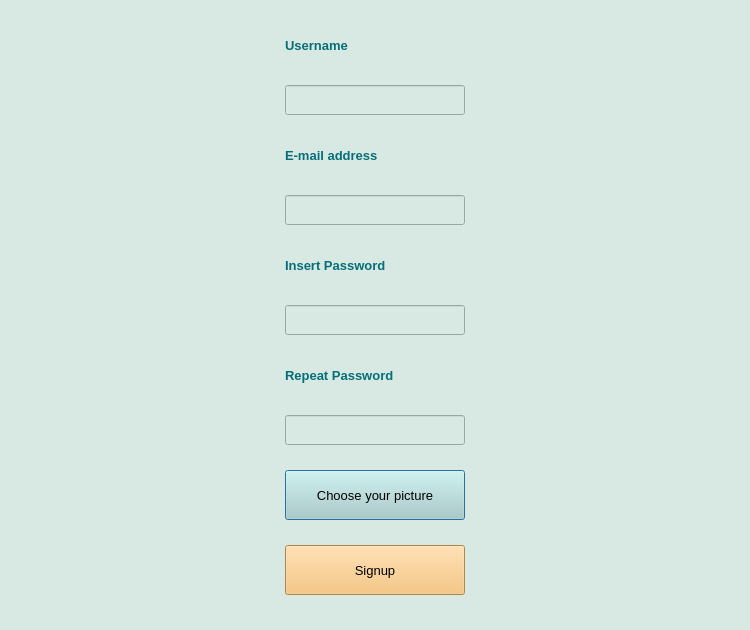
First picture: the form in concurrentTextEditor/dialogsignup.ui, repository scottiexdev/concurrentTextEditor, before the edit.
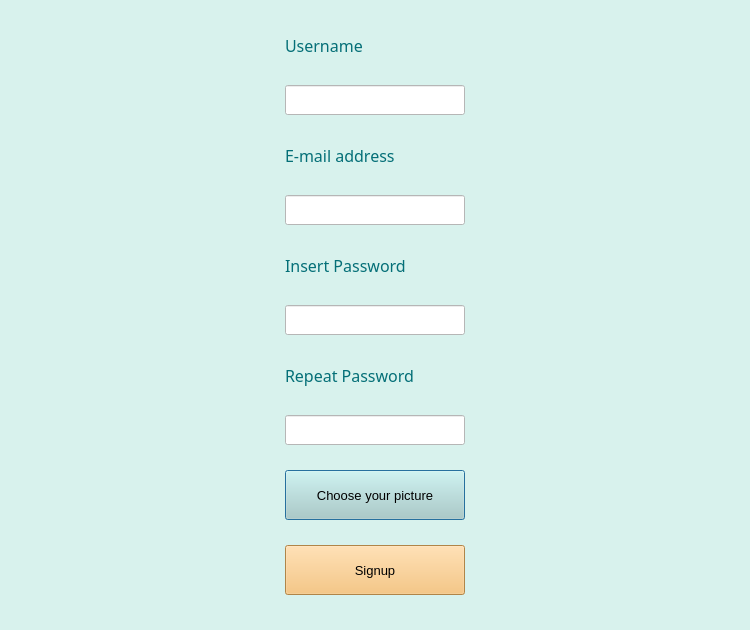
Second picture: the form after the edit.

Commit message: small changes (colors, statusbar e tooltip)

Patch:
```diff
--- a/concurrentTextEditor/dialogsignup.ui
+++ b/concurrentTextEditor/dialogsignup.ui
@@ -38,8 +38,8 @@
       <brush brushstyle="SolidPattern">
        <color alpha="255">
         <red>216</red>
-        <green>232</green>
-        <blue>227</blue>
+        <green>242</green>
+        <blue>237</blue>
        </color>
       </brush>
      </colorrole>
@@ -110,8 +110,8 @@
       <brush brushstyle="SolidPattern">
        <color alpha="255">
         <red>216</red>
-        <green>232</green>
-        <blue>227</blue>
+        <green>242</green>
+        <blue>237</blue>
        </color>
       </brush>
      </colorrole>
@@ -119,8 +119,8 @@
       <brush brushstyle="SolidPattern">
        <color alpha="255">
         <red>216</red>
-        <green>232</green>
-        <blue>227</blue>
+        <green>242</green>
+        <blue>237</blue>
        </color>
       </brush>
      </colorrole>
@@ -184,8 +184,8 @@
       <brush brushstyle="SolidPattern">
        <color alpha="255">
         <red>216</red>
-        <green>232</green>
-        <blue>227</blue>
+        <green>242</green>
+        <blue>237</blue>
        </color>
       </brush>
      </colorrole>
@@ -256,8 +256,8 @@
       <brush brushstyle="SolidPattern">
        <color alpha="255">
         <red>216</red>
-        <green>232</green>
-        <blue>227</blue>
+        <green>242</green>
+        <blue>237</blue>
        </color>
       </brush>
      </colorrole>
@@ -265,8 +265,8 @@
       <brush brushstyle="SolidPattern">
        <color alpha="255">
         <red>216</red>
-        <green>232</green>
-        <blue>227</blue>
+        <green>242</green>
+        <blue>237</blue>
        </color>
       </brush>
      </colorrole>
@@ -330,8 +330,8 @@
       <brush brushstyle="SolidPattern">
        <color alpha="255">
         <red>216</red>
-        <green>232</green>
-        <blue>227</blue>
+        <green>242</green>
+        <blue>237</blue>
        </color>
       </brush>
      </colorrole>
@@ -402,8 +402,8 @@
       <brush brushstyle="SolidPattern">
        <color alpha="255">
         <red>216</red>
-        <green>232</green>
-        <blue>227</blue>
+        <green>242</green>
+        <blue>237</blue>
        </color>
       </brush>
      </colorrole>
@@ -411,8 +411,8 @@
       <brush brushstyle="SolidPattern">
        <color alpha="255">
         <red>216</red>
-        <green>232</green>
-        <blue>227</blue>
+        <green>242</green>
+        <blue>237</blue>
        </color>
       </brush>
      </colorrole>
@@ -468,7 +468,7 @@
    <string>Signup</string>
   </property>
   <property name="styleSheet">
-   <string notr="true">background-color: rgb(216, 232, 227);</string>
+   <string notr="true">background-color: rgb(216, 242, 237);</string>
   </property>
   <layout class="QHBoxLayout" name="horizontalLayout">
    <item>
@@ -486,7 +486,7 @@
    </item>
    <item>
     <layout class="QVBoxLayout" name="verticalLayout">
-     <item>
+     <item alignment="Qt::AlignLeft">
       <widget class="QLabel" name="label_usr">
        <property name="minimumSize">
         <size>
@@ -502,9 +502,10 @@
        </property>
        <property name="font">
         <font>
-         <pointsize>10</pointsize>
-         <weight>75</weight>
-         <bold>true</bold>
+         <family>Corbel</family>
+         <pointsize>12</pointsize>
+         <weight>50</weight>
+         <bold>false</bold>
         </font>
        </property>
        <property name="styleSheet">
@@ -534,6 +535,9 @@
          <pointsize>10</pointsize>
         </font>
        </property>
+       <property name="styleSheet">
+        <string notr="true">background-color:rgb(255,255,255)</string>
+       </property>
       </widget>
      </item>
      <item>
@@ -546,9 +550,10 @@
        </property>
        <property name="font">
         <font>
-         <pointsize>10</pointsize>
-         <weight>75</weight>
-         <bold>true</bold>
+         <family>Corbel</family>
+         <pointsize>12</pointsize>
+         <weight>50</weight>
+         <bold>false</bold>
         </font>
        </property>
        <property name="styleSheet">
@@ -567,6 +572,9 @@
          <height>30</height>
         </size>
        </property>
+       <property name="styleSheet">
+        <string notr="true">background-color:rgb(255,255,255)</string>
+       </property>
       </widget>
      </item>
      <item>
@@ -585,9 +593,10 @@
        </property>
        <property name="font">
         <font>
-         <pointsize>10</pointsize>
-         <weight>75</weight>
-         <bold>true</bold>
+         <family>Corbel</family>
+         <pointsize>12</pointsize>
+         <weight>50</weight>
+         <bold>false</bold>
         </font>
        </property>
        <property name="styleSheet">
@@ -612,6 +621,9 @@
          <height>30</height>
         </size>
        </property>
+       <property name="styleSheet">
+        <string notr="true">background-color:rgb(255,255,255)</string>
+       </property>
        <property name="echoMode">
         <enum>QLineEdit::Password</enum>
        </property>
@@ -633,9 +645,10 @@
        </property>
        <property name="font">
         <font>
-         <pointsize>10</pointsize>
-         <weight>75</weight>
-         <bold>true</bold>
+         <family>Corbel</family>
+         <pointsize>12</pointsize>
+         <weight>50</weight>
+         <bold>false</bold>
         </font>
        </property>
        <property name="styleSheet">
@@ -660,6 +673,9 @@
          <height>30</height>
         </size>
        </property>
+       <property name="styleSheet">
+        <string notr="true">background-color:rgb(255,255,255)</string>
+       </property>
        <property name="text">
         <string/>
        </property>
```
Left out of the diff: 2 changed lines with no effect on the pictures. The commit also changes 3 other files.
